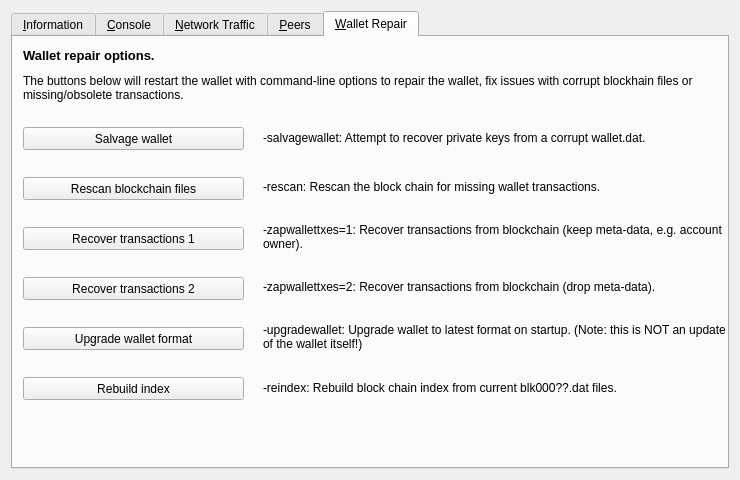
Old version of the form src/qt/forms/debugwindow.ui in the repository IndexChain/Index-DIP3-Upgrade.
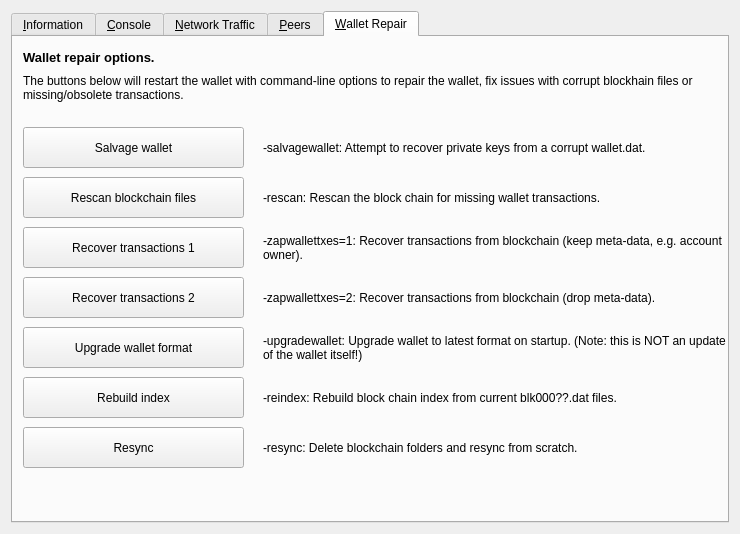
New version of the form. The open tabs and pages were chosen to show the change. Icons and pictures are not drawn. Custom widgets are drawn as their Qt base class.

Commit message:
Add -resync from PIVX and make buttons bigger on repair ui To connman for clearbanned
Fix resync functionality

Diff of the .ui file:
```diff
--- a/src/qt/forms/debugwindow.ui
+++ b/src/qt/forms/debugwindow.ui
@@ -7,7 +7,7 @@
     <x>0</x>
     <y>0</y>
     <width>740</width>
-    <height>430</height>
+    <height>534</height>
    </rect>
   </property>
   <property name="windowTitle">
@@ -1426,7 +1426,7 @@
          <x>10</x>
          <y>90</y>
          <width>221</width>
-         <height>23</height>
+         <height>41</height>
         </rect>
        </property>
        <property name="minimumSize">
@@ -1445,7 +1445,7 @@
          <x>10</x>
          <y>140</y>
          <width>221</width>
-         <height>23</height>
+         <height>41</height>
         </rect>
        </property>
        <property name="minimumSize">
@@ -1464,7 +1464,7 @@
          <x>10</x>
          <y>190</y>
          <width>221</width>
-         <height>23</height>
+         <height>41</height>
         </rect>
        </property>
        <property name="minimumSize">
@@ -1483,7 +1483,7 @@
          <x>10</x>
          <y>240</y>
          <width>221</width>
-         <height>23</height>
+         <height>41</height>
         </rect>
        </property>
        <property name="minimumSize">
@@ -1502,7 +1502,7 @@
          <x>10</x>
          <y>290</y>
          <width>221</width>
-         <height>23</height>
+         <height>41</height>
         </rect>
        </property>
        <property name="minimumSize">
@@ -1541,7 +1541,7 @@
        <property name="geometry">
         <rect>
          <x>250</x>
-         <y>80</y>
+         <y>90</y>
          <width>471</width>
          <height>41</height>
         </rect>
@@ -1557,7 +1557,7 @@
        <property name="geometry">
         <rect>
          <x>250</x>
-         <y>129</y>
+         <y>140</y>
          <width>471</width>
          <height>41</height>
         </rect>
@@ -1573,7 +1573,7 @@
        <property name="geometry">
         <rect>
          <x>250</x>
-         <y>179</y>
+         <y>190</y>
          <width>471</width>
          <height>41</height>
         </rect>
@@ -1589,7 +1589,7 @@
        <property name="geometry">
         <rect>
          <x>250</x>
-         <y>229</y>
+         <y>240</y>
          <width>471</width>
          <height>41</height>
         </rect>
@@ -1605,7 +1605,7 @@
        <property name="geometry">
         <rect>
          <x>250</x>
-         <y>279</y>
+         <y>290</y>
          <width>471</width>
          <height>41</height>
         </rect>
@@ -1623,7 +1623,7 @@
          <x>10</x>
          <y>10</y>
          <width>711</width>
-         <height>16</height>
+         <height>21</height>
         </rect>
        </property>
        <property name="font">
@@ -1646,7 +1646,7 @@
          <x>10</x>
          <y>340</y>
          <width>221</width>
-         <height>23</height>
+         <height>41</height>
         </rect>
        </property>
        <property name="text">
@@ -1657,7 +1657,7 @@
        <property name="geometry">
         <rect>
          <x>250</x>
-         <y>330</y>
+         <y>340</y>
          <width>471</width>
          <height>41</height>
         </rect>
@@ -1666,6 +1666,32 @@
         <string>-reindex: Rebuild block chain index from current blk000??.dat files.</string>
        </property>
       </widget>
+      <widget class="QPushButton" name="btn_resync">
+       <property name="geometry">
+        <rect>
+         <x>10</x>
+         <y>390</y>
+         <width>221</width>
+         <height>41</height>
+        </rect>
+       </property>
+       <property name="text">
+        <string>Resync</string>
+       </property>
+      </widget>
+      <widget class="QLabel" name="label_repair_resync">
+       <property name="geometry">
+        <rect>
+         <x>250</x>
+         <y>390</y>
+         <width>471</width>
+         <height>41</height>
+        </rect>
+       </property>
+       <property name="text">
+        <string>-resync: Delete blockchain folders and resync from scratch.</string>
+       </property>
+      </widget>
      </widget>
     </widget>
    </item>
```
Left out of the diff: 8 changed lines with no effect on the pictures. Lines whose indentation alone changed are shown as unchanged. The commit also changes 3 other files.
